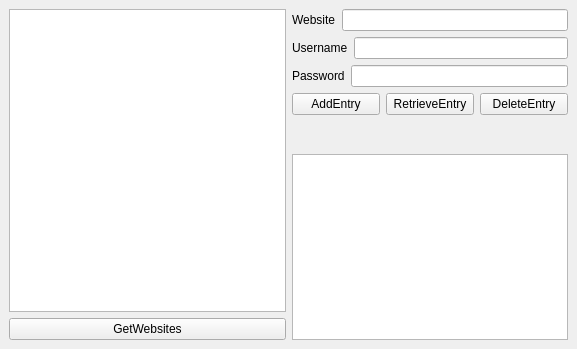
Above: mainwindow.ui from Oroles/PasswordManagerGUI before the change. Below: the same form after it.
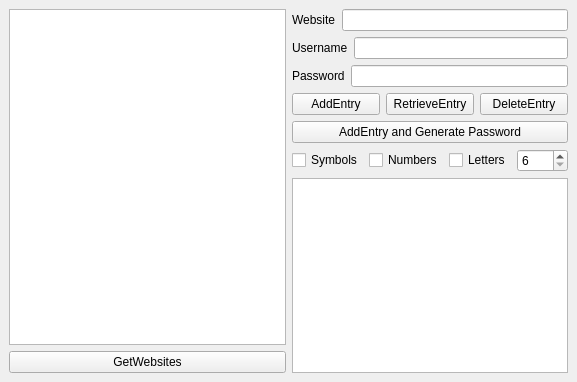
That is the form after the change.

Commit message: Refactor and add interface for password generator

```diff
--- a/mainwindow.ui
+++ b/mainwindow.ui
@@ -7,7 +7,7 @@
     <x>0</x>
     <y>0</y>
     <width>577</width>
-    <height>349</height>
+    <height>382</height>
    </rect>
   </property>
   <property name="windowTitle">
@@ -30,7 +30,7 @@
      </layout>
     </item>
     <item>
-     <layout class="QVBoxLayout" name="verticalLayout_4">
+     <layout class="QVBoxLayout" name="verticalLayout_5">
       <item>
        <layout class="QVBoxLayout" name="verticalLayout_2">
         <item>
@@ -75,9 +75,6 @@
           </item>
          </layout>
         </item>
-        <item>
-         <layout class="QHBoxLayout" name="horizontalLayout_5"/>
-        </item>
         <item>
          <layout class="QHBoxLayout" name="horizontalLayout_4">
           <item>
@@ -103,21 +100,53 @@
           </item>
          </layout>
         </item>
+       </layout>
+      </item>
         <item>
-         <spacer name="verticalSpacer">
-          <property name="orientation">
-           <enum>Qt::Vertical</enum>
-          </property>
-          <property name="sizeHint" stdset="0">
-           <size>
-            <width>20</width>
-            <height>40</height>
-           </size>
-          </property>
-         </spacer>
+       <layout class="QVBoxLayout" name="verticalLayout_4">
+        <item>
+         <layout class="QVBoxLayout" name="verticalLayout">
+          <item>
+           <widget class="QPushButton" name="buttonAddEntryAndGenerate">
+            <property name="text">
+             <string>AddEntry and Generate Password</string>
+            </property>
+           </widget>
+          </item>
+          <item>
+           <layout class="QHBoxLayout" name="horizontalLayout_5">
+            <item>
+             <widget class="QCheckBox" name="checkBoxSymbols">
+              <property name="text">
+               <string>Symbols</string>
+              </property>
+             </widget>
         </item>
         <item>
-         <layout class="QVBoxLayout" name="verticalLayout"/>
+             <widget class="QCheckBox" name="checkBoxNumbers">
+              <property name="text">
+               <string>Numbers</string>
+              </property>
+             </widget>
+            </item>
+            <item>
+             <widget class="QCheckBox" name="checkBoxLetters">
+              <property name="text">
+               <string>Letters</string>
+              </property>
+             </widget>
+            </item>
+            <item>
+             <widget class="QSpinBox" name="spinBoxLength">
+              <property name="minimum">
+               <number>6</number>
+              </property>
+              <property name="maximum">
+               <number>12</number>
+              </property>
+             </widget>
+            </item>
+           </layout>
         </item>
        </layout>
       </item>
@@ -127,6 +156,8 @@
          <bool>true</bool>
         </property>
        </widget>
+        </item>
+       </layout>
       </item>
      </layout>
     </item>
```
Lines whose indentation alone changed are shown as unchanged. The commit also changes 10 other files.
